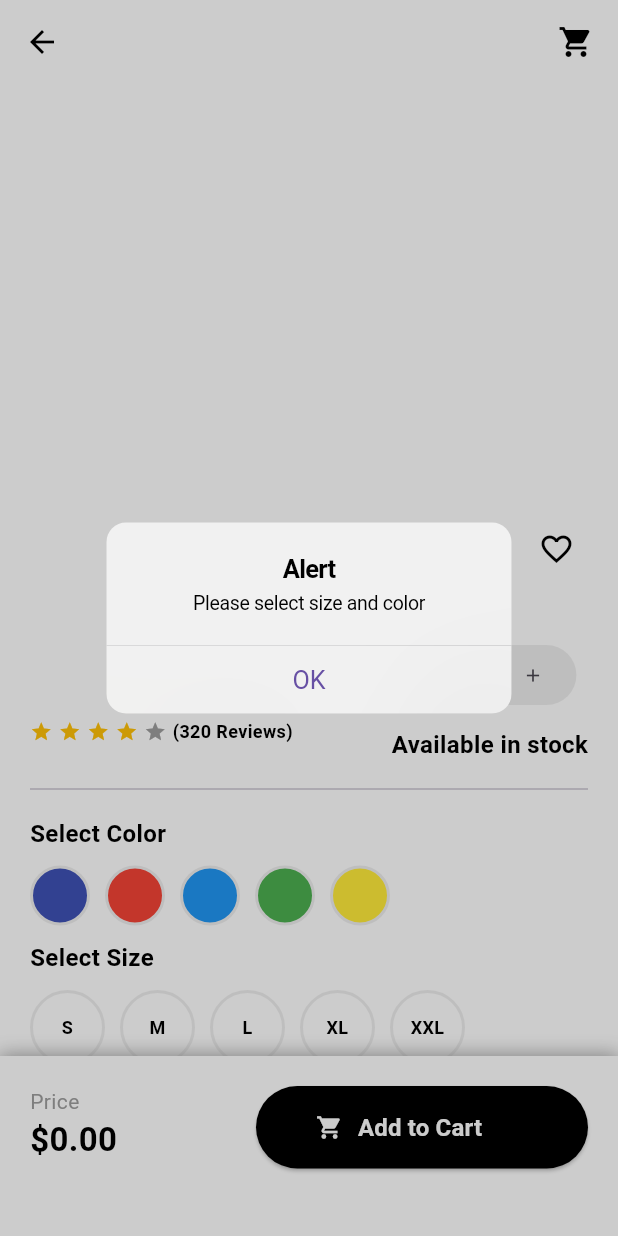
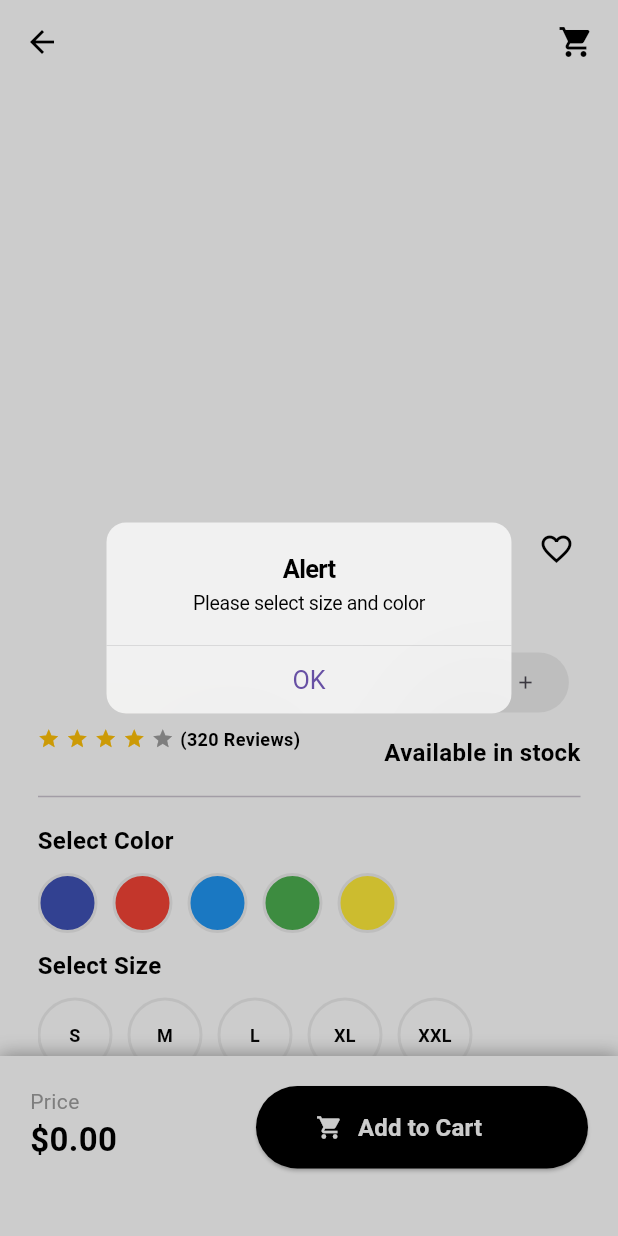
Before and after one commit to nqmgaming/ecommerce_app, a Flutter app: the ProductDetailPage screen opened directly with empty values, after a tap on "Add to Cart", on a phone screen of 412 x 824 dp. Run offline on Flutter 3.47's test engine with Material 3 defaults, Android fonts, the phone set to English and light mode, and no system bars; drawn by our look-alikes of card_swiper, flutter_rating_bar; our stand-ins replace dio, flutter_bloc, flutter_secure_storage, fpdart, get_it, injectable and 2 more; accounts and stored records are empty.

```diff
--- a/lib/feature/app/presentation/page/home/page/product_detail_page.dart
+++ b/lib/feature/app/presentation/page/home/page/product_detail_page.dart
@@ -130,6 +130,7 @@ class _ProductDetailPageState extends State<ProductDetailPage> {
                         return Image.network(
                           widget.product.images[index],
                           fit: BoxFit.cover,
+                          scale: 1.0,
                         );
                       },
                       layout: SwiperLayout.DEFAULT,
@@ -228,7 +229,8 @@ class _ProductDetailPageState extends State<ProductDetailPage> {
                       topRight: Radius.circular(30),
                     ),
                   ),
-                  child: Expanded(
+                  child: Padding(
+                    padding: const EdgeInsets.all(5),
                     child: SingleChildScrollView(
                       scrollDirection: Axis.vertical,
                       child: Column(
@@ -547,7 +549,8 @@ class _ProductDetailPageState extends State<ProductDetailPage> {
                                 size: _sizeSelected!,
                                 color: _colorSelected.toString(),
                               );
-
+                              BlocProvider.of<CartBloc>(context)
+                                  .add(AddCart(cart));
                             } else {
                               _showAlertDialog(
                                 context,
--- a/lib/feature/auth/presentation/page/login_page.dart
+++ b/lib/feature/auth/presentation/page/login_page.dart
@@ -34,6 +34,7 @@ class _LoginPageState extends State<LoginPage> {
   @override
   Widget build(BuildContext context) {
     return Scaffold(
+      resizeToAvoidBottomInset : false,
       appBar: AppBar(
         backgroundColor: Colors.white,
         foregroundColor: Colors.white,
--- a/lib/feature/auth/presentation/widget/auth_text_field.dart
+++ b/lib/feature/auth/presentation/widget/auth_text_field.dart
@@ -32,6 +32,10 @@ class _AuthTextFieldState extends State<AuthTextField> {
     return TextFormField(
       controller: widget.controller,
       obscureText: widget.obscureText ? !_passwordVisible : false,
+      obscuringCharacter: '*',
+      onTapOutside: (_) {
+        FocusScope.of(context).unfocus();
+      },
       cursorColor: Colors.black,
       decoration: InputDecoration(
         hintStyle: TextStyle(
--- a/pubspec.yaml
+++ b/pubspec.yaml
@@ -1,6 +1,6 @@
 name: ecommerce_app
 description: "A new Flutter project."
-publish_to: 'none' # Remove this line if you wish to publish to pub.dev
+publish_to: 'none'
 version: 1.0.0+1
 
 environment:
@@ -11,8 +11,6 @@ dependencies:
     sdk: flutter
 
 
-  # The following adds the Cupertino Icons font to your application.
-  # Use with the CupertinoIcons class for iOS style icons.
   cupertino_icons: ^1.0.6
   carousel_slider: ^4.2.1
   shared_preferences: ^2.2.3
@@ -36,6 +34,7 @@ dev_dependencies:
   build_runner: ^2.3.3
   injectable_generator: ^2.1.0
 
+
 flutter:
 
   uses-material-design: true
```
